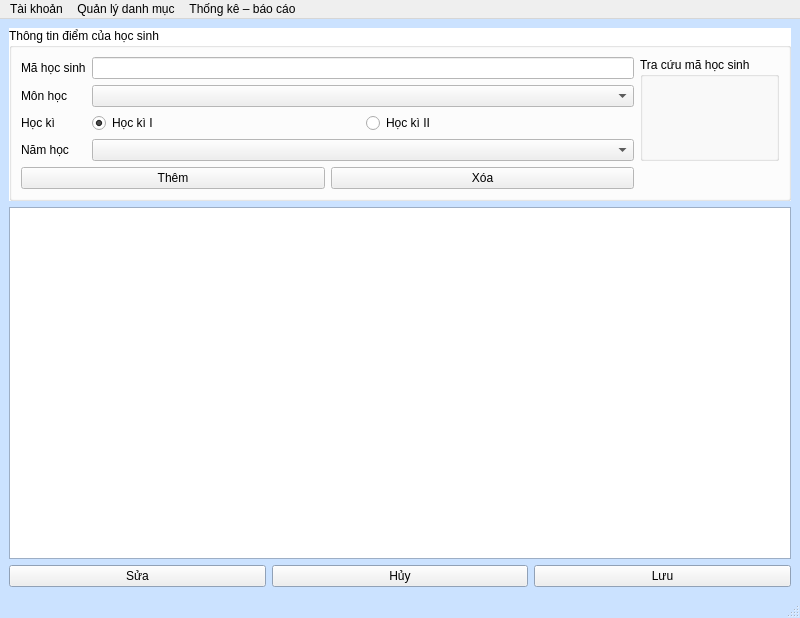
This is HongGrader/quanlydiem.ui in vumari/HongGrader as Qt 5 draws it before an edit. The edited form follows.
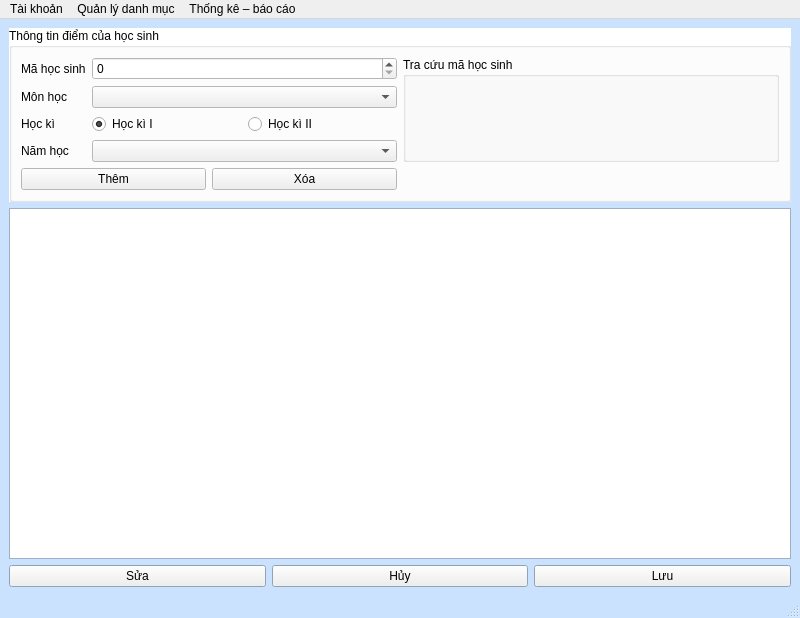
This is the edited form. Custom widgets are drawn as their Qt base class.

Commit message: Dùng QSpinBox cho mục mã học sinh, thêm focus khi lỗi

Diff of the .ui file:
```diff
--- a/HongGrader/quanlydiem.ui
+++ b/HongGrader/quanlydiem.ui
@@ -123,22 +123,6 @@
            <property name="text">
             <string>Mã học sinh</string>
            </property>
-           <property name="buddy">
-            <cstring>LEmaHS</cstring>
-           </property>
-          </widget>
-         </item>
-         <item row="0" column="1">
-          <widget class="QLineEdit" name="LEmaHS">
-           <property name="autoFillBackground">
-            <bool>false</bool>
-           </property>
-           <property name="styleSheet">
-            <string notr="true"/>
-           </property>
-           <property name="maxLength">
-            <number>16</number>
-           </property>
           </widget>
          </item>
          <item row="1" column="0">
@@ -198,6 +182,13 @@
          <item row="3" column="1">
           <widget class="QComboBox" name="CBnamhoc"/>
          </item>
+         <item row="0" column="1">
+          <widget class="QSpinBox" name="SBmaHS">
+           <property name="maximum">
+            <number>999999999</number>
+           </property>
+          </widget>
+         </item>
         </layout>
        </item>
        <item row="0" column="1">
```
Left out of the diff: 1 changed line with no effect on the pictures. The commit also changes 11 other files.
